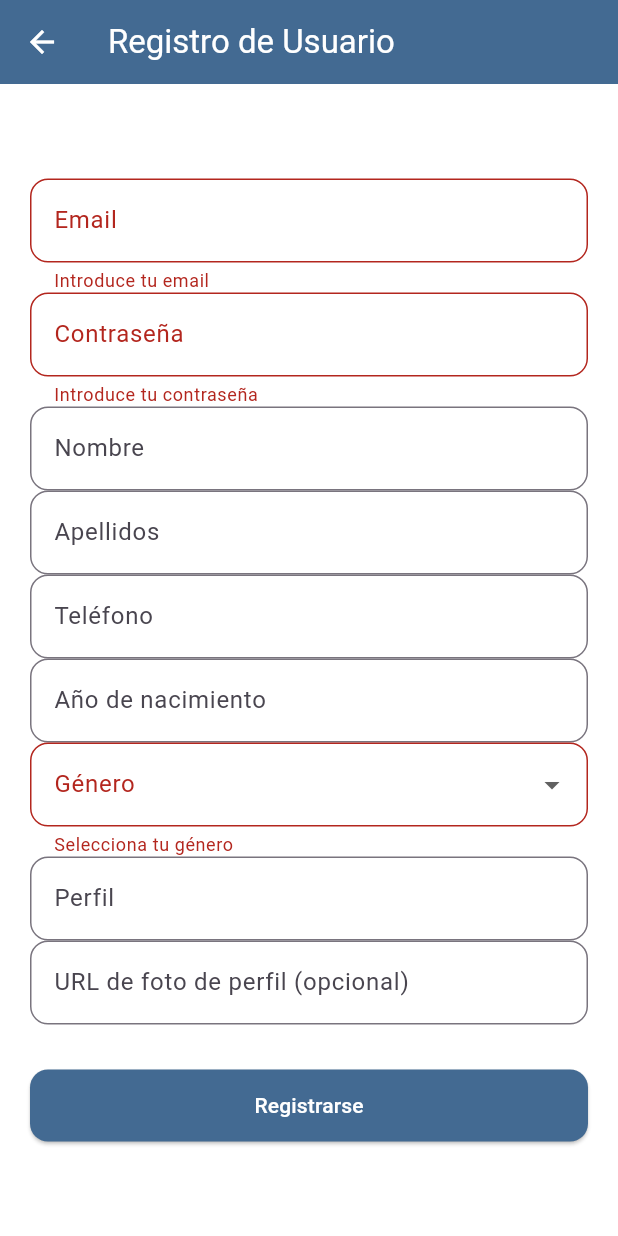
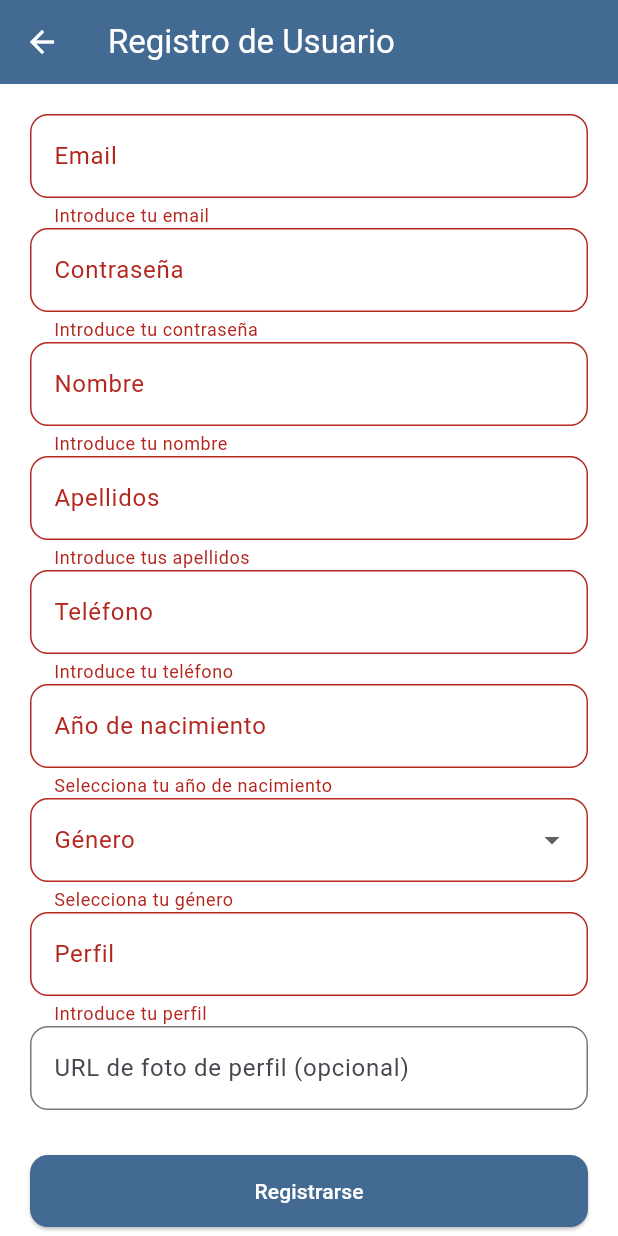
Before and after one commit to paula-ayllon-perez/Serenalea, a Flutter app: the RegisterPage screen opened by its route, after a tap on "Registrarse", on a phone screen of 412 x 824 dp. Run offline on Flutter 3.47's test engine with Material 3 defaults, Android fonts, the light colour scheme and no system bars; our stand-ins replace cloud_firestore, firebase_auth, firebase_core; accounts and stored records are empty.

Commit message:
#Fix Retoques Logo, Login y Register
- Se ha mejorado el fondo, ahora se ve entero
- Se validan los campos en el login
- Se hacen obligatorios casi todos los cmapos en el registro

```diff
--- a/serenalea/lib/presentation/pages/register/register.dart
+++ b/serenalea/lib/presentation/pages/register/register.dart
@@ -123,14 +123,17 @@ Future<void> _registerUser() async {
                 TextFormField(
                   controller: _firstNameController,
                   decoration: const InputDecoration(labelText: 'Nombre'),
+                  validator: (value) => value == null || value.isEmpty ? 'Introduce tu nombre' : null,
                 ),
                 TextFormField(
                   controller: _lastNameController,
                   decoration: const InputDecoration(labelText: 'Apellidos'),
+                  validator: (value) => value == null || value.isEmpty ? 'Introduce tus apellidos' : null,
                 ),
                 TextFormField(
                   controller: _phoneController,
                   decoration: const InputDecoration(labelText: 'Teléfono'),
+                  validator: (value) => value == null || value.isEmpty ? 'Introduce tu teléfono' : null,
                 ),
                 // Año con picker
                 TextFormField(
@@ -138,6 +141,7 @@ Future<void> _registerUser() async {
                   decoration: const InputDecoration(labelText: 'Año de nacimiento'),
                   readOnly: true,
                   onTap: () => _showYearPicker(context),
+                  validator: (value) => value == null || value.isEmpty ? 'Selecciona tu año de nacimiento' : null,
                 ),
                 // Género con dropdown
                 DropdownButtonFormField<String>(
@@ -155,6 +159,7 @@ Future<void> _registerUser() async {
                 TextFormField(
                   controller: _profileController,
                   decoration: const InputDecoration(labelText: 'Perfil'),
+                  validator: (value) => value == null || value.isEmpty ? 'Introduce tu perfil' : null,
                 ),
                 TextFormField(
                   controller: _photoUrlController,
--- /dev/null
+++ b/serenalea/lib/presentation/routes/routes.dart
@@ -0,0 +1,12 @@
+import 'package:flutter/material.dart';
+import 'package:serenalea/presentation/pages/home/home.dart';
+import '../pages/login/login.dart';
+import '../pages/register/register.dart';
+
+final Map<String, WidgetBuilder> appRoutes = {
+  '/login': (context) => const LoginPage(),
+  '/register': (context) => const RegisterPage(),
+  '/': (context) => const HomePage(),
+  '/home': (context) => const HomePage(),
+  // Agrega más rutas aquí
+};
```
Also changed, not shown: serenalea/lib/main.dart (+3 -13 lines), serenalea/lib/presentation/pages/home/home.dart (added, +22 -0 lines), serenalea/lib/presentation/pages/login/login.dart (+17 -8 lines), serenalea/pubspec.yaml (+10 -0 lines), serenalea/lib/core/utils/assets/Logo.png (added), serenalea/lib/data/models/User.dart (deleted), serenalea/pubspec.lock, 34 other files.
